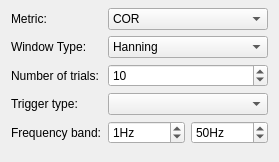
First picture: the form in libraries/disp/viewers/formfiles/connectivitysettingsview.ui, repository mne-tools/mne-cpp, before the edit.
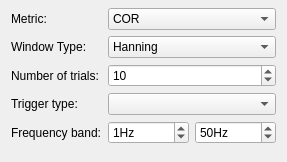
Second picture: the form after the edit.

What changed in the file:
```diff
--- a/libraries/disp/viewers/formfiles/connectivitysettingsview.ui
+++ b/libraries/disp/viewers/formfiles/connectivitysettingsview.ui
@@ -6,7 +6,7 @@
    <rect>
     <x>0</x>
     <y>0</y>
-    <width>279</width>
+    <width>287</width>
     <height>162</height>
    </rect>
   </property>
@@ -164,6 +164,9 @@
          <property name="suffix">
           <string>Hz</string>
          </property>
+         <property name="maximum">
+          <number>5000</number>
+         </property>
          <property name="value">
           <number>1</number>
          </property>
```
